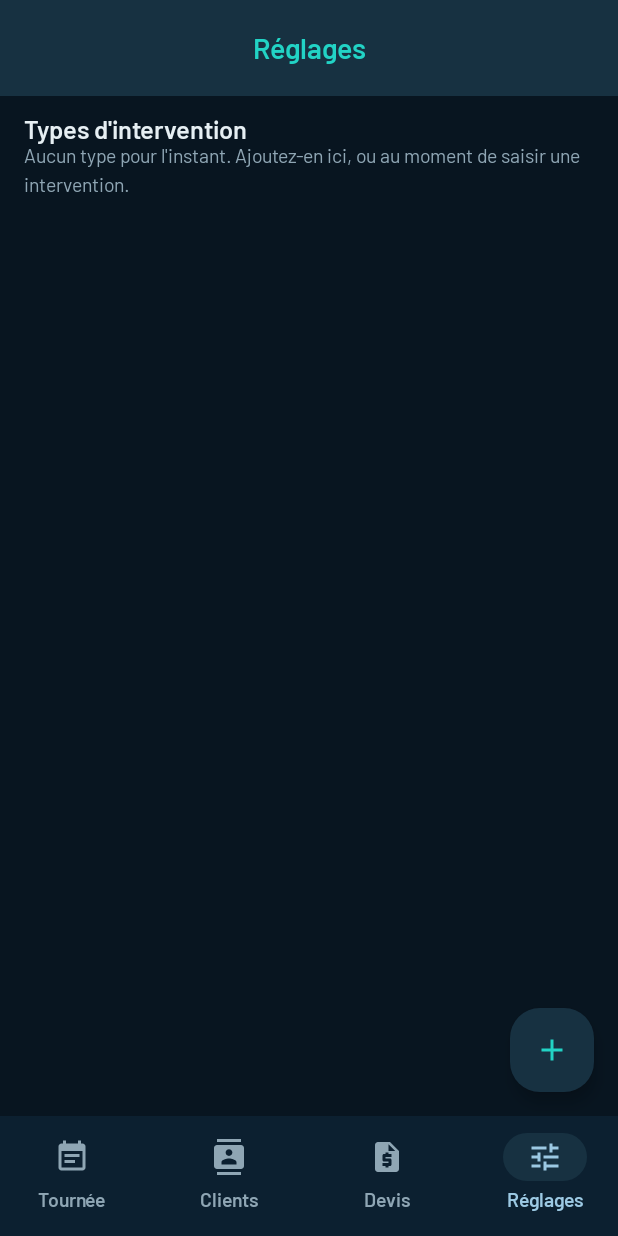
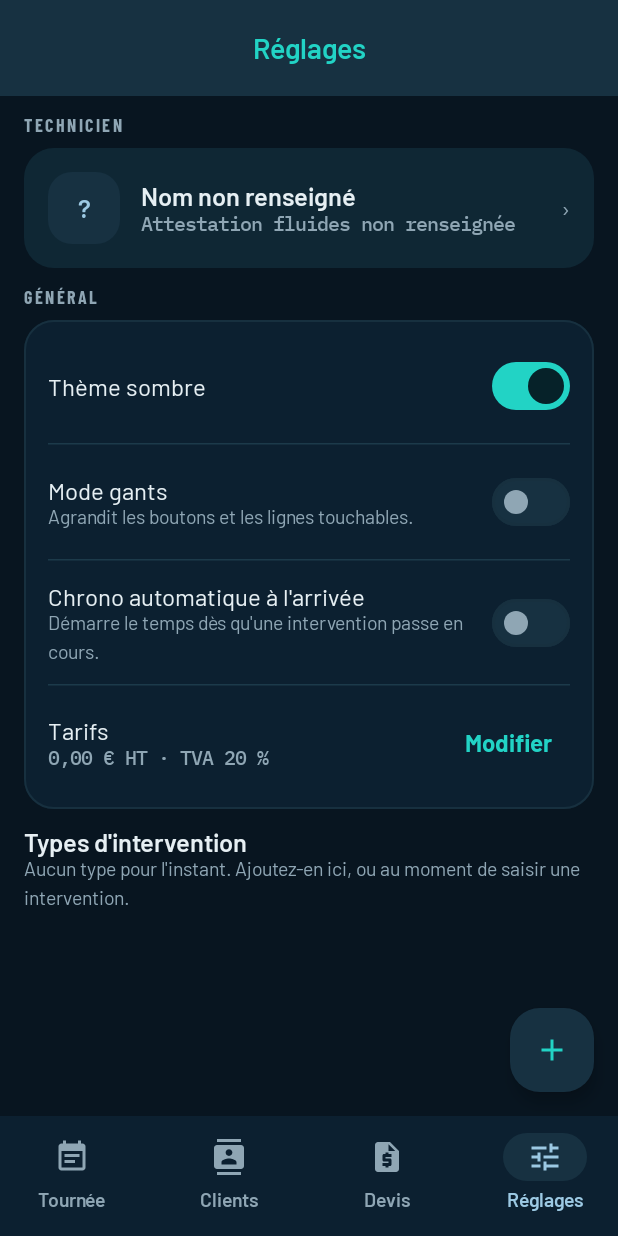
Before and after one commit to Anth0O6/frigo-app, an Android app built with Jetpack Compose: the screen it shows after launch (MainActivity), item 4 of the bottom bar chosen, on a phone screen of 412 x 824 dp. Run offline under Robolectric (Android 15) with nearby library versions, the phone set to English and light mode, and no system bars; our stand-ins replace Room's generated code.

Commit message:
Ajoute la vue semaine et les reglages de la maquette
La semaine repond a une autre question que la tournee — « est-ce que je peux
caser un depannage jeudi ? » — et demande donc une autre forme : un bandeau
des cinq jours ouvres portant chacun son compte, puis le deroule horaire du
jour retenu, ou les trous sautent aux yeux.

Elle vit dans le meme onglet que la tournee : passer de la journee a la
semaine ne doit pas couter un aller-retour par la barre du bas.

Les reglages deviennent reels. Le theme sombre et le mode gants sont lus
au-dessus de tout l'arbre Compose, seul endroit d'ou ils peuvent changer
l'apparence entiere. Le chrono automatique reste desactive par defaut, et
l'ecran dit pourquoi : un chrono qui demarre a l'insu du technicien fausse le
temps facture, et il vaut mieux un chrono oublie qu'un chrono faux.

Co-Authored-By: Claude Opus 5 <noreply@anthropic.com>
Claude-Session: https://claude.ai/code/session_01JUcFx7yuX6Q9ZuiUwnCkrd

```diff
--- a/app/src/main/java/com/frigopro/app/MainActivity.kt
+++ b/app/src/main/java/com/frigopro/app/MainActivity.kt
@@ -7,7 +7,10 @@ import androidx.activity.enableEdgeToEdge
 import androidx.compose.foundation.layout.fillMaxSize
 import androidx.compose.material3.MaterialTheme
 import androidx.compose.material3.Surface
+import androidx.compose.runtime.collectAsState
+import androidx.compose.runtime.getValue
 import androidx.compose.ui.Modifier
+import com.frigopro.app.data.Parametres
 import com.frigopro.app.ui.FrigoProApp
 import com.frigopro.app.ui.theme.FrigoProTheme
 
@@ -17,11 +20,16 @@ class MainActivity : ComponentActivity() {
     override fun onCreate(savedInstanceState: Bundle?) {
         enableEdgeToEdge()
         super.onCreate(savedInstanceState)
+        val parametres = (application as FrigoProApplication).conteneur.parametres.parametres
+
         setContent {
             // Sombre par défaut, et non « selon le système » : l'application
             // se lit en chambre froide et sur un toit, où un fond blanc
-            // éblouit. Les Réglages laissent en revenir.
-            FrigoProTheme(sombre = true) {
+            // éblouit. Les Réglages laissent en revenir, et le mode gants
+            // agrandit les cibles — deux réglages qui changent l'apparence, et
+            // qui doivent donc être lus ici, au-dessus de tout l'arbre.
+            val reglages by parametres.collectAsState(initial = Parametres())
+            FrigoProTheme(sombre = reglages.themeSombre, modeGants = reglages.modeGants) {
                 Surface(
                     modifier = Modifier.fillMaxSize(),
                     color = MaterialTheme.colorScheme.background,
--- a/app/src/main/java/com/frigopro/app/ui/InterventionsScreen.kt
+++ b/app/src/main/java/com/frigopro/app/ui/InterventionsScreen.kt
@@ -1,6 +1,8 @@
 package com.frigopro.app.ui
 
 import androidx.compose.foundation.background
+import androidx.compose.foundation.clickable
+import androidx.activity.compose.BackHandler
 import androidx.compose.foundation.layout.Arrangement
 import androidx.compose.foundation.layout.Box
 import androidx.compose.foundation.layout.Column
@@ -83,9 +85,30 @@ fun InterventionsRoute(
     val machines by viewModel.machines.collectAsStateWithLifecycle()
     val formulaire by viewModel.formulaire.collectAsStateWithLifecycle()
     val ouverte by detail.ouverte.collectAsStateWithLifecycle()
+    val semaineOuverte by viewModel.semaineOuverte.collectAsStateWithLifecycle()
+    val semaine by viewModel.semaine.collectAsStateWithLifecycle()
 
     if (ouverte != null) {
         InterventionRoute(modifier = modifier, viewModel = detail)
+        return
+    }
+
+    BackHandler(enabled = semaineOuverte) { viewModel.onFermerSemaine() }
+
+    if (semaineOuverte) {
+        EcranSemaine(
+            lundi = lundiDe(jour),
+            jourRetenu = jour,
+            interventions = semaine,
+            onJourRetenu = {
+                viewModel.onJourChoisi(it)
+                viewModel.onFermerSemaine()
+            },
+            onSemainePrecedente = viewModel::onSemainePrecedente,
+            onSemaineSuivante = viewModel::onSemaineSuivante,
+            onOuvrir = detail::onOuvrir,
+            modifier = modifier,
+        )
         return
     }
 
@@ -96,6 +119,7 @@ fun InterventionsRoute(
         onJourSuivant = viewModel::onJourSuivant,
         onJourChoisi = viewModel::onJourChoisi,
         onNouvelleIntervention = viewModel::onNouvelleIntervention,
+        onOuvrirSemaine = viewModel::onOuvrirSemaine,
         onOuvrirIntervention = detail::onOuvrir,
         onModifierIntervention = viewModel::onModifierIntervention,
         onChangerStatut = viewModel::onChangerStatut,
@@ -141,6 +165,7 @@ fun InterventionsScreen(
     onJourSuivant: () -> Unit,
     onJourChoisi: (LocalDate) -> Unit,
     onNouvelleIntervention: () -> Unit,
+    onOuvrirSemaine: () -> Unit,
     onOuvrirIntervention: (Intervention) -> Unit,
     onModifierIntervention: (Intervention) -> Unit,
     onChangerStatut: (Intervention) -> Unit,
@@ -171,6 +196,7 @@ fun InterventionsScreen(
                 onJourPrecedent = onJourPrecedent,
                 onJourSuivant = onJourSuivant,
                 onOuvrirSelecteur = { selecteurOuvert = true },
+                onOuvrirSemaine = onOuvrirSemaine,
                 actions = actions,
             )
             BandeauJournee(lignes = lignes)
@@ -226,6 +252,7 @@ private fun EnTeteTournee(
     onJourPrecedent: () -> Unit,
     onJourSuivant: () -> Unit,
     onOuvrirSelecteur: () -> Unit,
+    onOuvrirSemaine: () -> Unit,
     actions: @Composable RowScope.() -> Unit,
 ) {
     Row(
@@ -235,7 +262,11 @@ private fun EnTeteTournee(
         horizontalArrangement = Arrangement.spacedBy(10.dp),
         verticalAlignment = Alignment.CenterVertically,
     ) {
-        Column(modifier = Modifier.weight(1f)) {
+        Column(
+            modifier = Modifier
+                .weight(1f)
+                .clickable(onClick = onOuvrirSelecteur),
+        ) {
             Text(
                 text = libelleDate(jour).uppercase(),
                 style = StyleSection,
@@ -260,8 +291,8 @@ private fun EnTeteTournee(
         )
         BoutonCarre(
             icone = Icons.Filled.CalendarMonth,
-            description = "Choisir une date",
-            onClick = onOuvrirSelecteur,
+            description = "Voir la semaine",
+            onClick = onOuvrirSemaine,
         )
         actions()
     }
@@ -574,6 +605,7 @@ private fun ApercuTournee() {
             onJourSuivant = {},
             onJourChoisi = {},
             onNouvelleIntervention = {},
+            onOuvrirSemaine = {},
             onOuvrirIntervention = {},
             onModifierIntervention = {},
             onChangerStatut = {},
--- a/app/src/main/java/com/frigopro/app/ui/InterventionsViewModel.kt
+++ b/app/src/main/java/com/frigopro/app/ui/InterventionsViewModel.kt
@@ -43,6 +43,44 @@ class InterventionsViewModel(
 
     /** Journée affichée. Changer sa valeur suffit à recharger la liste. */
     val jour: StateFlow<LocalDate> = _jour.asStateFlow()
+
+    private val _semaineOuverte = MutableStateFlow(false)
+
+    /**
+     * La vue semaine, par-dessus la tournée.
+     *
+     * Même onglet et non une section de plus : la journée et la semaine
+     * répondent à deux questions du même métier — « et maintenant ? » et
+     * « où puis-je caser jeudi ? » — et passer de l'une à l'autre ne doit pas
+     * coûter un aller-retour par la barre du bas.
+     */
+    val semaineOuverte: StateFlow<Boolean> = _semaineOuverte.asStateFlow()
+
+    /** Les interventions de la semaine où tombe la journée affichée. */
+    val semaine: StateFlow<List<Intervention>> = _jour
+        .flatMapLatest { interventionRepository.observerSemaine(lundiDe(it)) }
+        .stateIn(
+            scope = viewModelScope,
+            started = SharingStarted.WhileSubscribed(TEMPS_ARRET_COLLECTE_MS),
+            initialValue = emptyList(),
+        )
+
+    fun onOuvrirSemaine() {
+        _semaineOuverte.value = true
+    }
+
+    fun onFermerSemaine() {
+        _semaineOuverte.value = false
+    }
+
+    /** Recule ou avance d'une semaine entière, en gardant le jour de la semaine. */
+    fun onSemainePrecedente() {
+        _jour.value = _jour.value.minusWeeks(1)
+    }
+
+    fun onSemaineSuivante() {
+        _jour.value = _jour.value.plusWeeks(1)
+    }
 
     /**
      * Carnet de clients : il fournit les suggestions du formulaire et les
--- a/app/src/main/java/com/frigopro/app/ui/ReglagesScreen.kt
+++ b/app/src/main/java/com/frigopro/app/ui/ReglagesScreen.kt
@@ -37,6 +37,7 @@ import androidx.compose.ui.tooling.preview.Preview
 import androidx.compose.ui.unit.dp
 import androidx.lifecycle.compose.collectAsStateWithLifecycle
 import androidx.lifecycle.viewmodel.compose.viewModel
+import com.frigopro.app.data.Parametres
 import com.frigopro.app.data.TypeIntervention
 import com.frigopro.app.ui.theme.FrigoProTheme
 
@@ -48,12 +49,21 @@ fun ReglagesRoute(
 ) {
     val types by viewModel.types.collectAsStateWithLifecycle()
     val dialogue by viewModel.dialogue.collectAsStateWithLifecycle()
+    val parametres by viewModel.parametres.collectAsStateWithLifecycle()
 
     ReglagesScreen(
         types = types,
+        parametres = parametres,
         onAjouterType = viewModel::onAjouterType,
         onRenommerType = viewModel::onRenommerType,
         onSupprimerType = viewModel::onSupprimerType,
+        onThemeSombre = viewModel::onThemeSombre,
+        onModeGants = viewModel::onModeGants,
+        onChronoAuto = viewModel::onChronoAuto,
+        onTechnicien = viewModel::onTechnicien,
+        onAttestation = viewModel::onAttestation,
+        onTauxHoraire = viewModel::onTauxHoraire,
+        onTauxTva = viewModel::onTauxTva,
         modifier = modifier,
     )
 
@@ -100,9 +110,17 @@ private const val MESSAGE_TYPE_EXISTANT = "Ce type existe déjà."
 @Composable
 fun ReglagesScreen(
     types: List<TypeIntervention>,
+    parametres: Parametres,
     onAjouterType: () -> Unit,
     onRenommerType: (TypeIntervention) -> Unit,
     onSupprimerType: (TypeIntervention) -> Unit,
+    onThemeSombre: (Boolean) -> Unit,
+    onModeGants: (Boolean) -> Unit,
+    onChronoAuto: (Boolean) -> Unit,
+    onTechnicien: (String) -> Unit,
+    onAttestation: (String) -> Unit,
+    onTauxHoraire: (Double) -> Unit,
+    onTauxTva: (Double) -> Unit,
     modifier: Modifier = Modifier,
 ) {
     Scaffold(
@@ -134,6 +152,23 @@ fun ReglagesScreen(
             contentPadding = PaddingValues(start = 16.dp, end = 16.dp, top = 12.dp, bottom = 88.dp),
             verticalArrangement = Arrangement.spacedBy(12.dp),
         ) {
+            item {
+                SectionTechnicien(
+                    parametres = parametres,
+                    onTechnicien = onTechnicien,
+                    onAttestation = onAttestation,
+                )
+            }
+            item {
+                SectionGeneral(
+                    parametres = parametres,
+                    onThemeSombre = onThemeSombre,
+                    onModeGants = onModeGants,
+                    onChronoAuto = onChronoAuto,
+                    onTauxHoraire = onTauxHoraire,
+                    onTauxTva = onTauxTva,
+                )
+            }
             item {
                 Column {
                     Text(
@@ -246,9 +281,17 @@ private fun ReglagesScreenPreview() {
                     TypeIntervention(id = "t2", libelle = "Fuite de fluide"),
                     TypeIntervention(id = "t3", libelle = "Mise en service"),
                 ),
+                parametres = Parametres(technicien = "Anthony O."),
                 onAjouterType = {},
                 onRenommerType = {},
                 onSupprimerType = {},
+                onThemeSombre = {},
+                onModeGants = {},
+                onChronoAuto = {},
+                onTechnicien = {},
+                onAttestation = {},
+                onTauxHoraire = {},
+                onTauxTva = {},
             )
         }
     }
--- a/app/src/main/java/com/frigopro/app/ui/ReglagesViewModel.kt
+++ b/app/src/main/java/com/frigopro/app/ui/ReglagesViewModel.kt
@@ -6,7 +6,11 @@ import androidx.lifecycle.viewModelScope
 import androidx.lifecycle.viewmodel.initializer
 import androidx.lifecycle.viewmodel.viewModelFactory
 import com.frigopro.app.FrigoProApplication
+import com.frigopro.app.data.Parametres
+import com.frigopro.app.data.ParametresRepository
 import com.frigopro.app.data.TypeIntervention
+import com.frigopro.app.data.Parametres
+import com.frigopro.app.data.ParametresRepository
 import com.frigopro.app.data.TypeInterventionRepository
 import kotlinx.coroutines.flow.MutableStateFlow
 import kotlinx.coroutines.flow.SharingStarted
@@ -36,7 +40,37 @@ sealed interface DialogueReglages {
  * Il ne tient que les types d'intervention pour l'instant ; c'est ici que les
  * réglages suivants viendront se ranger.
  */
-class ReglagesViewModel(private val typeRepository: TypeInterventionRepository) : ViewModel() {
+class ReglagesViewModel(
+    private val typeRepository: TypeInterventionRepository,
+    private val parametresRepository: ParametresRepository,
+) : ViewModel() {
+
+    /** Les réglages, jamais `null` : voir [ParametresRepository]. */
+    val parametres: StateFlow<Parametres> = parametresRepository.parametres
+        .stateIn(
+            scope = viewModelScope,
+            started = SharingStarted.WhileSubscribed(TEMPS_ARRET_COLLECTE_MS),
+            initialValue = Parametres(),
+        )
+
+    fun onThemeSombre(actif: Boolean) = modifier { it.copy(themeSombre = actif) }
+
+    fun onModeGants(actif: Boolean) = modifier { it.copy(modeGants = actif) }
+
+    fun onChronoAuto(actif: Boolean) = modifier { it.copy(chronoAuto = actif) }
+
+    fun onTechnicien(nom: String) = modifier { it.copy(technicien = nom) }
+
+    fun onAttestation(mention: String) = modifier { it.copy(attestation = mention) }
+
+    fun onTauxHoraire(taux: Double) = modifier { it.copy(tauxHoraire = taux) }
+
+    fun onTauxTva(taux: Double) = modifier { it.copy(tauxTva = taux) }
+
+    private fun modifier(transformation: (Parametres) -> Parametres) {
+        viewModelScope.launch { parametresRepository.modifier(transformation) }
+    }
+
 
     val types: StateFlow<List<TypeIntervention>> = typeRepository.types
         .stateIn(
@@ -105,7 +139,7 @@ class ReglagesViewModel(private val typeRepository: TypeInterventionRepository)
             initializer {
                 val application = this[ViewModelProvider.AndroidViewModelFactory.APPLICATION_KEY]
                 val conteneur = (application as FrigoProApplication).conteneur
-                ReglagesViewModel(conteneur.typesIntervention)
+                ReglagesViewModel(conteneur.typesIntervention, conteneur.parametres)
             }
         }
     }
--- /dev/null
+++ b/app/src/main/java/com/frigopro/app/ui/SectionsReglages.kt
@@ -0,0 +1,263 @@
+package com.frigopro.app.ui
+
+import androidx.compose.foundation.layout.Arrangement
+import androidx.compose.foundation.layout.Box
+import androidx.compose.foundation.layout.Column
+import androidx.compose.foundation.layout.Row
+import androidx.compose.foundation.layout.fillMaxWidth
+import androidx.compose.foundation.layout.padding
+import androidx.compose.foundation.layout.size
+import androidx.compose.material3.AlertDialog
+import androidx.compose.material3.HorizontalDivider
+import androidx.compose.material3.MaterialTheme
+import androidx.compose.material3.Surface
+import androidx.compose.material3.Switch
+import androidx.compose.material3.SwitchDefaults
+import androidx.compose.material3.Text
+import androidx.compose.material3.TextButton
+import androidx.compose.runtime.Composable
+import androidx.compose.runtime.getValue
+import androidx.compose.runtime.mutableStateOf
+import androidx.compose.runtime.remember
+import androidx.compose.runtime.setValue
+import androidx.compose.ui.Alignment
+import androidx.compose.ui.Modifier
+import androidx.compose.ui.text.input.KeyboardType
+import androidx.compose.ui.unit.dp
+import com.frigopro.app.data.Parametres
+import com.frigopro.app.ui.composants.Carte
+import com.frigopro.app.ui.composants.ChampTexte
+import com.frigopro.app.ui.composants.IntituleSection
+import com.frigopro.app.ui.theme.StyleChiffrePetit
+
+/**
+ * Ce que les Réglages règlent, au-delà des types d'intervention.
+ *
+ * Trois blocs, dans l'ordre de la maquette : qui est le technicien, comment
+ * l'application se comporte, et ce qu'on fait des données.
+ */
+
+/** La fiche du technicien : son nom, et son attestation fluides. */
+@Composable
+fun SectionTechnicien(
+    parametres: Parametres,
+    onTechnicien: (String) -> Unit,
+    onAttestation: (String) -> Unit,
+) {
+    var ouverte by remember { mutableStateOf(false) }
+
+    Column(verticalArrangement = Arrangement.spacedBy(8.dp)) {
+        IntituleSection(texte = "Technicien")
+        Carte(relief = true, onClick = { ouverte = true }) {
+            Row(
+                horizontalArrangement = Arrangement.spacedBy(14.dp),
+                verticalAlignment = Alignment.CenterVertically,
+            ) {
+                Surface(
+                    modifier = Modifier.size(48.dp),
+                    shape = MaterialTheme.shapes.medium,
+                    color = MaterialTheme.colorScheme.surfaceContainerHighest,
+                ) {
+                    Box(contentAlignment = Alignment.Center) {
+                        Text(
+                            text = parametres.initiales.ifEmpty { "?" },
+                            style = MaterialTheme.typography.titleMedium,
+                            color = MaterialTheme.colorScheme.secondary,
+                        )
+                    }
+                }
+                Column(modifier = Modifier.weight(1f)) {
+                    Text(
+                        text = parametres.technicien.ifBlank { "Nom non renseigné" },
+                        style = MaterialTheme.typography.titleMedium,
+                    )
+                    Text(
+                        text = parametres.attestation.ifBlank { "Attestation fluides non renseignée" },
+                        style = StyleChiffrePetit,
+                        color = MaterialTheme.colorScheme.onSurfaceVariant,
+                    )
+                }
+                Text(text = "›", color = MaterialTheme.colorScheme.onSurfaceVariant)
+            }
+        }
+    }
+
+    if (ouverte) {
+        var nom by remember { mutableStateOf(parametres.technicien) }
+        var attestation by remember { mutableStateOf(parametres.attestation) }
+        AlertDialog(
+            onDismissRequest = { ouverte = false },
+            title = { Text(text = "Technicien") },
+            text = {
+                Column(verticalArrangement = Arrangement.spacedBy(12.dp)) {
+                    ChampTexte(libelle = "Nom", valeur = nom, onValeur = { nom = it })
+                    ChampTexte(
+                        libelle = "Attestation fluides",
+                        valeur = attestation,
+                        onValeur = { attestation = it },
+                    )
+                    Text(
+                        text = "Ces mentions figurent sur les comptes-rendus remis au client.",
+                        style = MaterialTheme.typography.bodySmall,
+                        color = MaterialTheme.colorScheme.onSurfaceVariant,
+                    )
+                }
+            },
+            confirmButton = {
+                TextButton(
+                    onClick = {
+                        onTechnicien(nom)
+                        onAttestation(attestation)
+                        ouverte = false
+                    },
+                ) {
+                    Text(text = "Enregistrer")
+                }
+            },
+            dismissButton = { TextButton(onClick = { ouverte = false }) { Text(text = "Annuler") } },
+            containerColor = MaterialTheme.colorScheme.surfaceContainerHigh,
+        )
+    }
+}
+
+/** Le comportement de l'application : thème, cibles, chronomètre, tarifs. */
+@Composable
+fun SectionGeneral(
+    parametres: Parametres,
+    onThemeSombre: (Boolean) -> Unit,
+    onModeGants: (Boolean) -> Unit,
+    onChronoAuto: (Boolean) -> Unit,
+    onTauxHoraire: (Double) -> Unit,
+    onTauxTva: (Double) -> Unit,
+) {
+    var tarifsOuverts by remember { mutableStateOf(false) }
+
+    Column(verticalArrangement = Arrangement.spacedBy(8.dp)) {
+        IntituleSection(texte = "Général")
+        Carte(contour = true) {
+            LigneInterrupteur(
+                intitule = "Thème sombre",
+                actif = parametres.themeSombre,
+                onChange = onThemeSombre,
+            )
+            HorizontalDivider(color = MaterialTheme.colorScheme.outlineVariant)
+            LigneInterrupteur(
+                intitule = "Mode gants",
+                detail = "Agrandit les boutons et les lignes touchables.",
+                actif = parametres.modeGants,
+                onChange = onModeGants,
+            )
+            HorizontalDivider(color = MaterialTheme.colorScheme.outlineVariant)
+            LigneInterrupteur(
+                intitule = "Chrono automatique à l'arrivée",
+                // Désactivé par défaut, et le dire : un chrono qui démarre à
+                // l'insu du technicien fausse le temps facturé, et il vaut
+                // mieux un chrono oublié qu'un chrono faux.
+                detail = "Démarre le temps dès qu'une intervention passe en cours.",
+                actif = parametres.chronoAuto,
+                onChange = onChronoAuto,
+            )
+            HorizontalDivider(color = MaterialTheme.colorScheme.outlineVariant)
+            Row(
+                modifier = Modifier
+                    .fillMaxWidth()
+                    .padding(vertical = 4.dp),
+                verticalAlignment = Alignment.CenterVertically,
+            ) {
+                Column(modifier = Modifier.weight(1f)) {
+                    Text(text = "Tarifs", style = MaterialTheme.typography.bodyLarge)
+                    Text(
+                        text = "${Nombres.enEuros(parametres.tauxHoraire)} HT · " +
+                            "TVA ${Nombres.enTexte(parametres.tauxTva)} %",
+                        style = StyleChiffrePetit,
+                        color = MaterialTheme.colorScheme.onSurfaceVariant,
+                    )
+                }
+                TextButton(onClick = { tarifsOuverts = true }) { Text(text = "Modifier") }
+            }
+        }
+    }
+
+    if (tarifsOuverts) {
+        var taux by remember { mutableStateOf(Nombres.enTexte(parametres.tauxHoraire)) }
+        var tva by remember { mutableStateOf(Nombres.enTexte(parametres.tauxTva)) }
+        AlertDialog(
+            onDismissRequest = { tarifsOuverts = false },
+            title = { Text(text = "Tarifs") },
+            text = {
+                Column(verticalArrangement = Arrangement.spacedBy(12.dp)) {
+                    ChampTexte(
+                        libelle = "Taux horaire HT",
+                        valeur = taux,
+                        onValeur = { taux = it },
+                        clavier = KeyboardType.Decimal,
+                    )
+                    ChampTexte(
+                        libelle = "TVA par défaut (%)",
+                        valeur = tva,
+                        onValeur = { tva = it },
+                        clavier = KeyboardType.Decimal,
+                    )
+                    Text(
+                        text = "Un devis garde le taux en vigueur au moment où il est créé : " +
+                            "changer ce réglage ne recalcule aucun devis déjà établi.",
+                        style = MaterialTheme.typography.bodySmall,
+                        color = MaterialTheme.colorScheme.onSurfaceVariant,
+                    )
+                }
+            },
+            confirmButton = {
+                TextButton(
+                    onClick = {
+                        Nombres.versDecimal(taux)?.let(onTauxHoraire)
+                        Nombres.versDecimal(tva)?.let(onTauxTva)
+                        tarifsOuverts = false
+                    },
+                ) {
+                    Text(text = "Enregistrer")
+                }
+            },
+            dismissButton = {
+                TextButton(onClick = { tarifsOuverts = false }) { Text(text = "Annuler") }
+            },
+            containerColor = MaterialTheme.colorScheme.surfaceContainerHigh,
+        )
+    }
+}
+
+@Composable
+private fun LigneInterrupteur(
+    intitule: String,
+    actif: Boolean,
+    onChange: (Boolean) -> Unit,
+    detail: String? = null,
+) {
+    Row(
+        modifier = Modifier
+            .fillMaxWidth()
+            .padding(vertical = 4.dp),
+        horizontalArrangement = Arrangement.spacedBy(12.dp),
+        verticalAlignment = Alignment.CenterVertically,
+    ) {
+        Column(modifier = Modifier.weight(1f)) {
+            Text(text = intitule, style = MaterialTheme.typography.bodyLarge)
+            if (detail != null) {
+                Text(
+                    text = detail,
+                    style = MaterialTheme.typography.bodySmall,
+                    color = MaterialTheme.colorScheme.onSurfaceVariant,
+                )
+            }
+        }
+        Switch(
+            checked = actif,
+            onCheckedChange = onChange,
+            colors = SwitchDefaults.colors(
+                checkedThumbColor = MaterialTheme.colorScheme.onPrimary,
+                checkedTrackColor = MaterialTheme.colorScheme.primary,
+                uncheckedThumbColor = MaterialTheme.colorScheme.onSurfaceVariant,
+                uncheckedTrackColor = MaterialTheme.colorScheme.surfaceContainerHighest,
+            ),
+        )
+    }
+}
```
Also changed, not shown: app/src/main/java/com/frigopro/app/ui/EcranSemaine.kt (added, +247 -0 lines).
